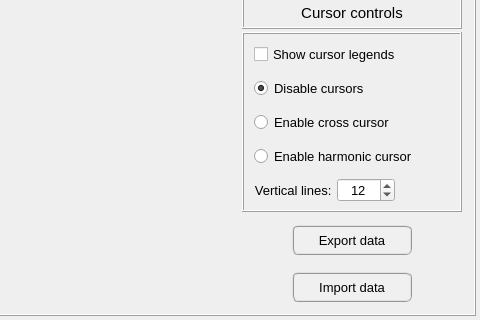
open-pulse/OpenPulse, file pulse/interface/data/ui_files/plots/results/general/frequency_response_plot.ui: the form before one commit; both pictures show x 520 to 1000 and y 420 to 740 of the 1000 by 740 pixel window.
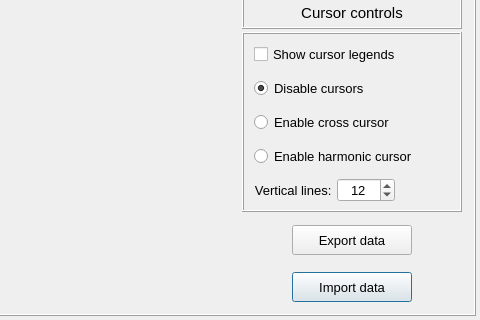
The form after the commit.

The edit to the form file:
```diff
--- a/pulse/interface/data/ui_files/plots/results/general/frequency_response_plot.ui
+++ b/pulse/interface/data/ui_files/plots/results/general/frequency_response_plot.ui
@@ -193,10 +193,7 @@
                </font>
               </property>
               <property name="styleSheet">
-               <string notr="true">QPushButton{border-radius: 6px; border-color: rgb(150, 150, 150); border-style: ridge; border-width: 2px; color: rgb(0, 0, 0); background-color: rgb(240, 240, 240)}
-QPushButton:hover{border-radius: 6px; border-color: rgb(0, 170, 255); border-style: ridge; border-width: 2px; color: rgb(0, 0, 0); background-color: rgba(174, 213, 255, 100)}
-QPushButton:pressed{border-radius: 6px; border-color: rgb(0, 170, 255); border-style: ridge; border-width: 2px; color: rgb(0, 0, 0); background-color: rgb(174, 213, 255)}
-QPushButton:disabled{border-radius: 6px; border-color: rgb(150, 150, 150); border-style: ridge; border-width: 0px; color: rgb(150,150, 150); background-color: rgb(220, 220, 220)}</string>
+               <string notr="true"/>
               </property>
               <property name="text">
                <string>  Import data  </string>
@@ -1840,10 +1837,7 @@
                </font>
               </property>
               <property name="styleSheet">
-               <string notr="true">QPushButton{border-radius: 6px; border-color: rgb(150, 150, 150); border-style: ridge; border-width: 2px; color: rgb(0, 0, 0); background-color: rgb(240, 240, 240)}
-QPushButton:hover{border-radius: 6px; border-color: rgb(0, 170, 255); border-style: ridge; border-width: 2px; color: rgb(0, 0, 0); background-color: rgba(174, 213, 255, 100)}
-QPushButton:pressed{border-radius: 6px; border-color: rgb(0, 170, 255); border-style: ridge; border-width: 2px; color: rgb(0, 0, 0); background-color: rgb(174, 213, 255)}
-QPushButton:disabled{border-radius: 6px; border-color: rgb(150, 150, 150); border-style: ridge; border-width: 0px; color: rgb(150,150, 150); background-color: rgb(220, 220, 220)}</string>
+               <string notr="true"/>
               </property>
               <property name="text">
                <string>  Export data  </string>
```
